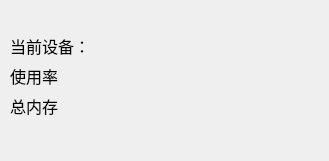
The window that form.ui (Fan26278/DisplayCard-monitor) describes before a commit, drawn with Qt 5.
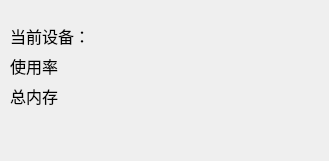
The same window after the commit.

```diff
--- a/form.ui
+++ b/form.ui
@@ -26,7 +26,7 @@
     <property name="geometry">
      <rect>
       <x>0</x>
-      <y>20</y>
+      <y>10</y>
       <width>321</width>
       <height>31</height>
      </rect>
@@ -44,7 +44,7 @@
     <property name="geometry">
      <rect>
       <x>0</x>
-      <y>80</y>
+      <y>70</y>
       <width>321</width>
       <height>31</height>
      </rect>
@@ -62,7 +62,7 @@
     <property name="geometry">
      <rect>
       <x>0</x>
-      <y>50</y>
+      <y>40</y>
       <width>321</width>
       <height>31</height>
      </rect>
```
